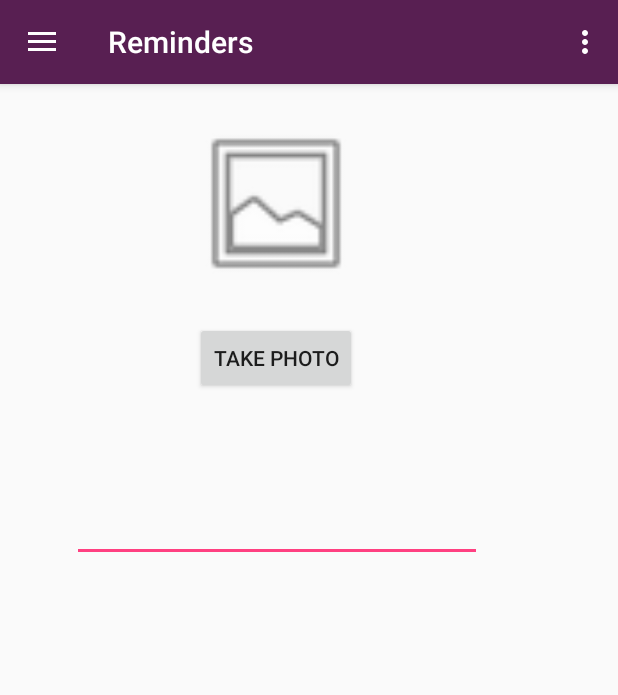
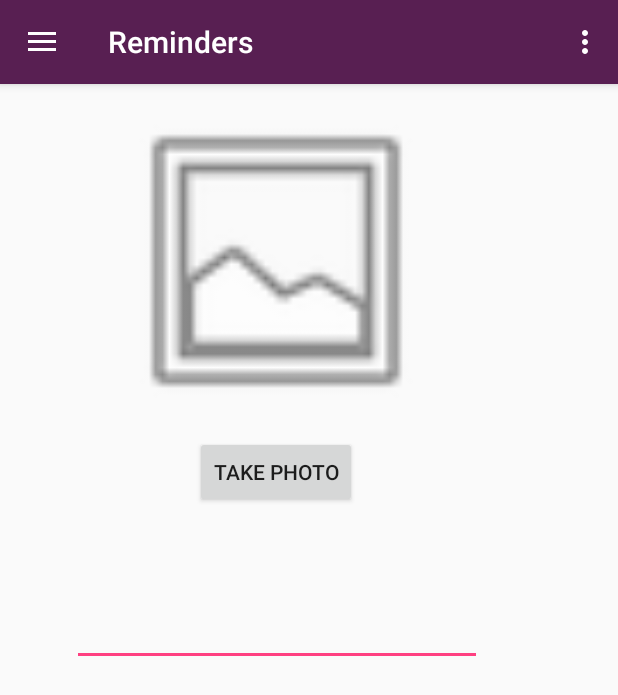
Before and after one commit to MeguminIndex/GuildWars2-Buddy, an Android app: the screen it shows after launch (MainActivity), in the side drawer, after a tap on "Reminders", on a phone screen of 412 x 824 dp. Shown: the top 695 px of the screen. Run offline under Robolectric (Android 15) with nearby library versions, the phone set to English and light mode, and no system bars.

```diff
--- a/GuildWars2Buddy/app/src/main/AndroidManifest.xml
+++ b/GuildWars2Buddy/app/src/main/AndroidManifest.xml
@@ -7,6 +7,8 @@
 
     <uses-permission android:name="android.permission.CAMERA" />
     <uses-feature android:name="android.hardware.camera" android:required="false"/>
+    <uses-permission android:name="android.permission.WRITE_EXTERNAL_STORAGE" />
+
 
     <application
         android:allowBackup="true"
--- a/GuildWars2Buddy/app/src/main/res/layout/fragment_reminder.xml
+++ b/GuildWars2Buddy/app/src/main/res/layout/fragment_reminder.xml
@@ -23,13 +23,12 @@
             app:layout_constraintBottom_toBottomOf="parent"
             app:layout_constraintLeft_toLeftOf="parent"
             app:layout_constraintRight_toRightOf="parent"
-            app:layout_constraintTop_toTopOf="parent"
-            app:layout_constraintVertical_bias="0.316" />
+            app:layout_constraintTop_toTopOf="parent" />
 
         <ImageView
             android:id="@+id/imgPreview"
-            android:layout_width="144dp"
-            android:layout_height="114dp"
+            android:layout_width="272dp"
+            android:layout_height="220dp"
             android:layout_marginBottom="8dp"
             android:layout_marginLeft="8dp"
             android:layout_marginRight="8dp"
@@ -38,7 +37,10 @@
             app:layout_constraintLeft_toLeftOf="parent"
             app:layout_constraintRight_toRightOf="parent"
             app:layout_constraintTop_toTopOf="parent"
-            app:srcCompat="@android:drawable/ic_menu_gallery" />
+            app:srcCompat="@android:drawable/ic_menu_gallery"
+            app:layout_constraintVertical_bias="0.153"
+            app:layout_constraintHorizontal_bias="0.504"
+            tools:layout_editor_absoluteX="50dp" />
 
         <EditText
             android:id="@+id/reminderText"
```
Also changed, not shown: GuildWars2Buddy/app/src/main/java/wbeck/guildwars2buddy/Fragments/ReminderFragment.java (+44 -0 lines), GuildWars2Buddy/app/src/main/java/wbeck/guildwars2buddy/Storage.java (+37 -0 lines).
